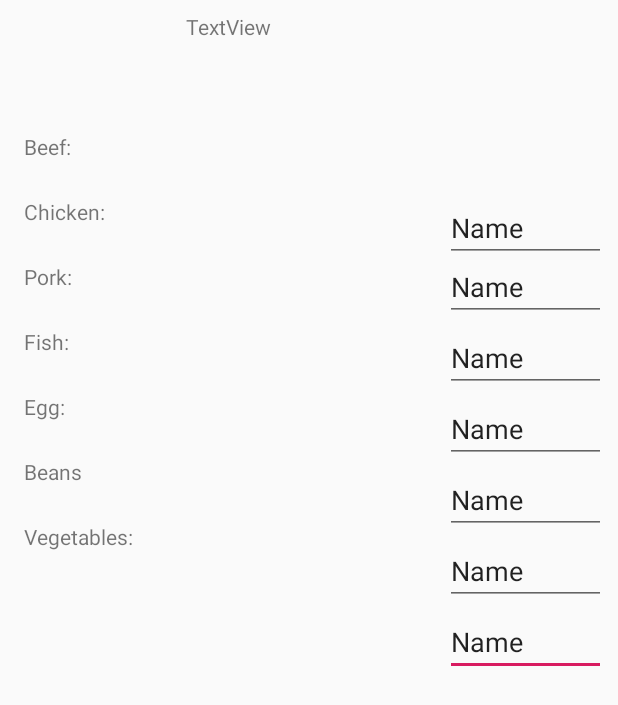
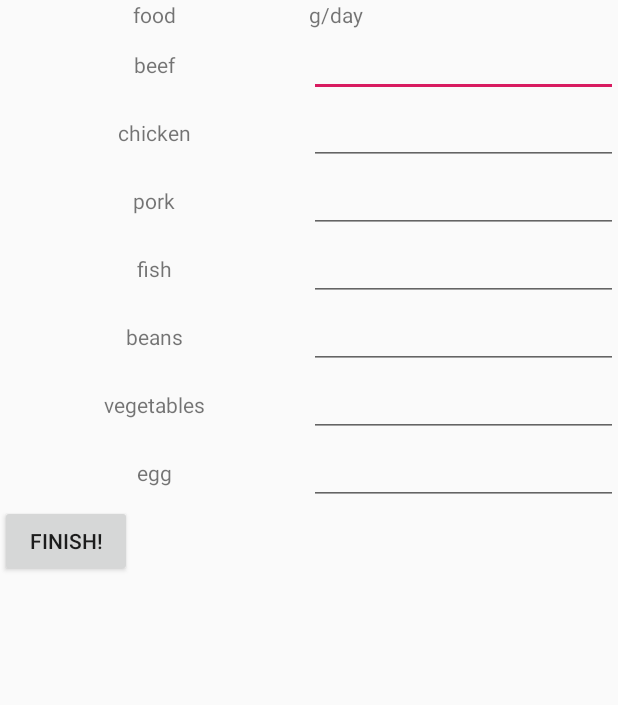
Before and after one commit to ica778/GreenFoodChallenge, an Android app: the layout fragment_eating_habits.xml on its own in the app's theme, with its tools: preview values and no code run, on a phone screen of 412 x 824 dp. Shown: the top 705 px of the screen. Run offline under Robolectric (Android 15) with nearby library versions, the phone set to English and light mode, and no system bars.

Commit message:
Update fragment_eating_habits.xml

```diff
--- a/app/src/main/res/layout/fragment_eating_habits.xml
+++ b/app/src/main/res/layout/fragment_eating_habits.xml
@@ -7,212 +7,212 @@
     tools:context=".EatingHabitsFragment">
 
     <!-- TODO: Update blank fragment layout -->
+    <ScrollView
+        android:layout_width="match_parent"
+        android:layout_height="wrap_content">
 
-    <android.support.constraint.ConstraintLayout
+        <LinearLayout
             android:layout_width="match_parent"
-        android:layout_height="match_parent">
+            android:layout_height="wrap_content"
+            android:orientation="vertical">
+
+            <LinearLayout
+                android:layout_width="match_parent"
+                android:layout_height="wrap_content"
+                android:orientation="horizontal">
+
+                <TextView
+                    android:layout_width="match_parent"
+                    android:layout_height="wrap_content"
+                    android:layout_weight="1"
+                    android:gravity="center"
+                    android:text="food" />
+
+                <TextView
+                    android:layout_width="match_parent"
+                    android:layout_height="wrap_content"
+                    android:layout_weight="1"
+                    android:text="g/day" />
+
+            </LinearLayout>
+
+            <LinearLayout
+                android:layout_width="match_parent"
+                android:layout_height="wrap_content"
+                android:orientation="horizontal">
+
+                <TextView
+                    android:layout_width="match_parent"
+                    android:layout_height="wrap_content"
+                    android:layout_weight="1"
+                    android:gravity="center"
+                    android:text="beef" />
 
                 <EditText
-            android:id="@+id/vegetablesedit"
-            android:layout_width="107dp"
-            android:layout_height="39dp"
-            android:layout_marginStart="8dp"
-            android:layout_marginTop="8dp"
-            android:layout_marginEnd="8dp"
-            android:layout_marginBottom="8dp"
-            android:ems="10"
+                    android:id="@+id/et_beef"
+                    android:layout_width="match_parent"
+                    android:layout_height="wrap_content"
+                    android:layout_weight="1"
                     android:inputType="number"
-            android:text="Name"
-            app:layout_constraintBottom_toBottomOf="parent"
-            app:layout_constraintEnd_toEndOf="parent"
-            app:layout_constraintHorizontal_bias="1.0"
-            app:layout_constraintStart_toStartOf="parent"
-            app:layout_constraintTop_toBottomOf="@+id/beansedit"
-            app:layout_constraintVertical_bias="0.0" />
+                    android:text="" />
+
+            </LinearLayout>
+
+            <LinearLayout
+                android:layout_width="match_parent"
+                android:layout_height="wrap_content"
+                android:orientation="horizontal">
+
+                <TextView
+                    android:layout_width="match_parent"
+                    android:layout_height="wrap_content"
+                    android:layout_weight="1"
+                    android:gravity="center"
+                    android:text="chicken" />
+
 
                 <EditText
-            android:id="@+id/beansedit"
-            android:layout_width="107dp"
-            android:layout_height="39dp"
-            android:layout_marginStart="8dp"
-            android:layout_marginTop="8dp"
-            android:layout_marginEnd="8dp"
-            android:ems="10"
+                    android:id="@+id/et_chicken"
+                    android:layout_width="match_parent"
+                    android:layout_height="wrap_content"
+                    android:layout_weight="1"
                     android:inputType="number"
-            android:text="Name"
-            app:layout_constraintBottom_toBottomOf="parent"
-            app:layout_constraintEnd_toEndOf="parent"
-            app:layout_constraintHorizontal_bias="1.0"
-            app:layout_constraintStart_toEndOf="@+id/textView7"
-            app:layout_constraintTop_toBottomOf="@+id/eggedit"
-            app:layout_constraintVertical_bias="0.0" />
+                    android:text="" />
+
+            </LinearLayout>
+
+            <LinearLayout
+                android:layout_width="match_parent"
+                android:layout_height="wrap_content"
+                android:orientation="horizontal">
+
+                <TextView
+                    android:layout_width="match_parent"
+                    android:layout_height="wrap_content"
+                    android:layout_weight="1"
+                    android:gravity="center"
+                    android:text="pork" />
+
 
                 <EditText
-            android:id="@+id/eggedit"
-            android:layout_width="107dp"
-            android:layout_height="39dp"
-            android:layout_marginStart="8dp"
-            android:layout_marginTop="8dp"
-            android:layout_marginEnd="8dp"
-            android:layout_marginBottom="8dp"
-            android:ems="10"
+                    android:id="@+id/et_pork"
+                    android:layout_width="match_parent"
+                    android:layout_height="wrap_content"
+                    android:layout_weight="1"
                     android:inputType="number"
-            android:text="Name"
-            app:layout_constraintBottom_toBottomOf="parent"
-            app:layout_constraintEnd_toEndOf="parent"
-            app:layout_constraintHorizontal_bias="1.0"
-            app:layout_constraintStart_toEndOf="@+id/textView6"
-            app:layout_constraintTop_toBottomOf="@+id/fishedit"
-            app:layout_constraintVertical_bias="0.0" />
+                    android:text="" />
+
+            </LinearLayout>
+
+            <LinearLayout
+                android:layout_width="match_parent"
+                android:layout_height="wrap_content"
+                android:orientation="horizontal">
+
+                <TextView
+                    android:layout_width="match_parent"
+                    android:layout_height="wrap_content"
+                    android:layout_weight="1"
+                    android:gravity="center"
+                    android:text="fish" />
+
 
                 <EditText
-            android:id="@+id/fishedit"
-            android:layout_width="107dp"
-            android:layout_height="39dp"
-            android:layout_marginStart="8dp"
-            android:layout_marginTop="8dp"
-            android:layout_marginEnd="8dp"
-            android:layout_marginBottom="8dp"
-            android:ems="10"
+                    android:id="@+id/et_fish"
+                    android:layout_width="match_parent"
+                    android:layout_height="wrap_content"
+                    android:layout_weight="1"
                     android:inputType="number"
-            android:text="Name"
-            app:layout_constraintBottom_toBottomOf="parent"
-            app:layout_constraintEnd_toEndOf="parent"
-            app:layout_constraintHorizontal_bias="1.0"
-            app:layout_constraintStart_toEndOf="@+id/textView5"
-            app:layout_constraintTop_toBottomOf="@+id/porkedit"
-            app:layout_constraintVertical_bias="0.0" />
+                    android:text="" />
+
+            </LinearLayout>
+
+            <LinearLayout
+                android:layout_width="match_parent"
+                android:layout_height="wrap_content"
+                android:orientation="horizontal">
+
+                <TextView
+                    android:layout_width="match_parent"
+                    android:layout_height="wrap_content"
+                    android:layout_weight="1"
+                    android:gravity="center"
+                    android:text="beans" />
+
 
                 <EditText
-            android:id="@+id/porkedit"
-            android:layout_width="107dp"
-            android:layout_height="39dp"
-            android:layout_marginStart="8dp"
-            android:layout_marginTop="8dp"
-            android:layout_marginEnd="8dp"
-            android:layout_marginBottom="8dp"
-            android:ems="10"
+                    android:id="@+id/et_beans"
+                    android:layout_width="match_parent"
+                    android:layout_height="wrap_content"
+                    android:layout_weight="1"
                     android:inputType="number"
-            android:text="Name"
-            app:layout_constraintBottom_toBottomOf="parent"
-            app:layout_constraintEnd_toEndOf="parent"
-            app:layout_constraintHorizontal_bias="1.0"
-            app:layout_constraintStart_toEndOf="@+id/textView4"
-            app:layout_constraintTop_toBottomOf="@+id/chickenedit"
-            app:layout_constraintVertical_bias="0.0" />
+                    android:text="" />
+
+            </LinearLayout>
+
+            <LinearLayout
+                android:layout_width="match_parent"
+                android:layout_height="wrap_content"
+                android:orientation="horizontal">
+
+                <TextView
+                    android:layout_width="match_parent"
+                    android:layout_height="wrap_content"
+                    android:layout_weight="1"
+                    android:gravity="center"
+                    android:text="vegetables" />
+
 
                 <EditText
-            android:id="@+id/chickenedit"
-            android:layout_width="107dp"
-            android:layout_height="39dp"
-            android:layout_marginStart="8dp"
-            android:layout_marginEnd="8dp"
-            android:ems="10"
+                    android:id="@+id/et_vegetables"
+                    android:layout_width="match_parent"
+                    android:layout_height="wrap_content"
+                    android:layout_weight="1"
                     android:inputType="number"
-            android:text="Name"
-            app:layout_constraintEnd_toEndOf="parent"
-            app:layout_constraintHorizontal_bias="1.0"
-            app:layout_constraintStart_toEndOf="@+id/textView3"
-            app:layout_constraintTop_toBottomOf="@+id/beefedit" />
+                    android:text="" />
+
+            </LinearLayout>
+
+            <LinearLayout
+                android:layout_width="match_parent"
+                android:layout_height="wrap_content"
+                android:orientation="horizontal">
 
                 <TextView
-            android:id="@+id/textView7"
-            android:layout_width="77dp"
-            android:layout_height="35dp"
-            android:layout_marginStart="16dp"
-            android:layout_marginTop="8dp"
-            android:text="Beans"
-            app:layout_constraintStart_toStartOf="parent"
-            app:layout_constraintTop_toBottomOf="@+id/textView6" />
+                    android:layout_width="match_parent"
+                    android:layout_height="wrap_content"
+                    android:layout_weight="1"
+                    android:gravity="center"
+                    android:text="egg" />
+
+
+                <EditText
+                    android:id="@+id/et_egg"
+                    android:layout_width="match_parent"
+                    android:layout_height="wrap_content"
+                    android:layout_weight="1"
+                    android:inputType="number"
+                    android:text="" />
+
+            </LinearLayout>
+
+            <LinearLayout
+                android:layout_width="match_parent"
+                android:layout_height="wrap_content"></LinearLayout>
+
+            <Button
+                android:id="@+id/btn_total"
+                android:layout_width="wrap_content"
+                android:layout_height="wrap_content"
+                android:text="Finish!" />
 
             <TextView
-            android:id="@+id/textView8"
-            android:layout_width="77dp"
-            android:layout_height="35dp"
-            android:layout_marginStart="16dp"
-            android:layout_marginTop="8dp"
-            android:text="Vegetables:"
-            app:layout_constraintStart_toStartOf="parent"
-            app:layout_constraintTop_toBottomOf="@+id/textView7" />
+                android:id="@+id/tv_result"
+                android:layout_width="match_parent"
+                android:layout_height="wrap_content" />
 
-        <TextView
-            android:id="@+id/textView6"
-            android:layout_width="77dp"
-            android:layout_height="35dp"
-            android:layout_marginStart="16dp"
-            android:layout_marginTop="8dp"
-            android:text="Egg:"
-            app:layout_constraintStart_toStartOf="parent"
-            app:layout_constraintTop_toBottomOf="@+id/textView5" />
+        </LinearLayout>
+    </ScrollView>
 
-        <TextView
-            android:id="@+id/textView5"
-            android:layout_width="77dp"
-            android:layout_height="35dp"
-            android:layout_marginStart="16dp"
-            android:layout_marginTop="8dp"
-            android:text="Fish:"
-            app:layout_constraintStart_toStartOf="parent"
-            app:layout_constraintTop_toBottomOf="@+id/textView4" />
 
-        <TextView
-            android:id="@+id/textView4"
-            android:layout_width="77dp"
-            android:layout_height="35dp"
-            android:layout_marginStart="16dp"
-            android:layout_marginTop="8dp"
-            android:text="Pork:"
-            app:layout_constraintStart_toStartOf="parent"
-            app:layout_constraintTop_toBottomOf="@+id/textView3" />
-
-        <TextView
-            android:id="@+id/textView3"
-            android:layout_width="77dp"
-            android:layout_height="35dp"
-            android:layout_marginStart="16dp"
-            android:layout_marginTop="8dp"
-            android:text="Chicken:"
-            app:layout_constraintStart_toStartOf="parent"
-            app:layout_constraintTop_toBottomOf="@+id/textView2" />
-
-        <TextView
-            android:id="@+id/textView"
-            android:layout_width="164dp"
-            android:layout_height="58dp"
-            android:layout_marginStart="8dp"
-            android:layout_marginTop="8dp"
-            android:layout_marginEnd="8dp"
-            android:text="TextView"
-            app:layout_constraintEnd_toEndOf="parent"
-            app:layout_constraintStart_toStartOf="parent"
-            app:layout_constraintTop_toTopOf="parent" />
-
-        <TextView
-            android:id="@+id/textView2"
-            android:layout_width="77dp"
-            android:layout_height="35dp"
-            android:layout_marginStart="16dp"
-            android:layout_marginTop="88dp"
-            android:text="Beef:"
-            app:layout_constraintStart_toStartOf="parent"
-            app:layout_constraintTop_toTopOf="parent" />
-
-        <EditText
-            android:id="@+id/beefedit"
-            android:layout_width="107dp"
-            android:layout_height="39dp"
-            android:layout_marginStart="8dp"
-            android:layout_marginTop="8dp"
-            android:layout_marginEnd="8dp"
-            android:layout_marginBottom="8dp"
-            android:ems="10"
-            android:inputType="number"
-            android:text="Name"
-            app:layout_constraintBottom_toBottomOf="parent"
-            app:layout_constraintEnd_toEndOf="parent"
-            app:layout_constraintHorizontal_bias="1.0"
-            app:layout_constraintStart_toEndOf="@+id/textView2"
-            app:layout_constraintTop_toTopOf="parent"
-            app:layout_constraintVertical_bias="0.166" />
-    </android.support.constraint.ConstraintLayout>
 </FrameLayout>
```
Lines whose indentation alone changed are shown as unchanged.
